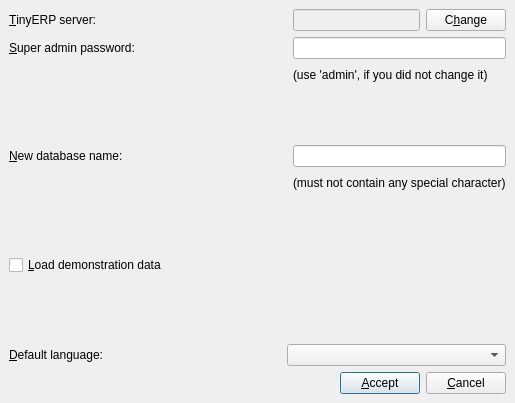
Above: bin/ui/create_database.ui from xrg/openerp-client-kde before the change. Below: the same form after it.
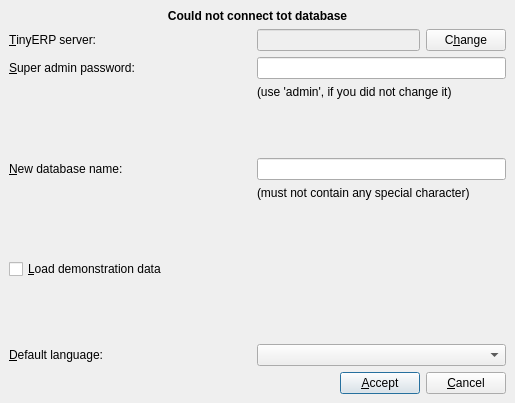
That is the form after the change. Icons and pictures are not drawn.

Commit message: Improve CreateDatabaseDialog: - Don't crash if the server gives an exception on startup - Show a message indicating the server can't be contacted and disable widgets appropiately. - Change .ui widget names

What changed in the file:
```diff
--- a/bin/ui/create_database.ui
+++ b/bin/ui/create_database.ui
@@ -28,6 +28,16 @@
    <property name="bottomMargin" >
     <number>9</number>
    </property>
+   <item>
+    <widget class="QLabel" name="uiMessage" >
+     <property name="text" >
+      <string>&lt;b>Could not connect tot database&lt;/b></string>
+     </property>
+     <property name="alignment" >
+      <set>Qt::AlignCenter</set>
+     </property>
+    </widget>
+   </item>
    <item>
     <layout class="QGridLayout" >
      <property name="leftMargin" >
@@ -50,11 +60,17 @@
      </property>
      <item row="4" column="0" >
       <widget class="QLabel" name="label_4" >
+       <property name="sizePolicy" >
+        <sizepolicy vsizetype="Fixed" hsizetype="Fixed" >
+         <horstretch>0</horstretch>
+         <verstretch>0</verstretch>
+        </sizepolicy>
+       </property>
        <property name="text" >
         <string>&amp;New database name:</string>
        </property>
        <property name="buddy" >
-        <cstring>database</cstring>
+        <cstring>uiDatabase</cstring>
        </property>
       </widget>
      </item>
@@ -89,7 +105,7 @@
         <number>0</number>
        </property>
        <item>
-        <widget class="QLineEdit" name="tinyServer" >
+        <widget class="QLineEdit" name="uiServer" >
          <property name="enabled" >
           <bool>false</bool>
          </property>
@@ -113,49 +129,29 @@
        </item>
       </layout>
      </item>
-     <item row="7" column="2" colspan="2" >
-      <spacer>
-       <property name="orientation" >
-        <enum>Qt::Horizontal</enum>
-       </property>
-       <property name="sizeHint" >
-        <size>
-         <width>40</width>
-         <height>20</height>
-        </size>
-       </property>
-      </spacer>
-     </item>
      <item row="5" column="2" colspan="2" >
       <widget class="QLabel" name="label_5" >
+       <property name="sizePolicy" >
+        <sizepolicy vsizetype="Preferred" hsizetype="Expanding" >
+         <horstretch>0</horstretch>
+         <verstretch>0</verstretch>
+        </sizepolicy>
+       </property>
        <property name="text" >
         <string>(must not contain any special character)</string>
        </property>
        <property name="buddy" >
-        <cstring>database</cstring>
+        <cstring>uiDatabase</cstring>
        </property>
       </widget>
      </item>
-     <item row="5" column="0" >
-      <spacer>
-       <property name="orientation" >
-        <enum>Qt::Horizontal</enum>
-       </property>
-       <property name="sizeHint" >
-        <size>
-         <width>40</width>
-         <height>20</height>
-        </size>
-       </property>
-      </spacer>
-     </item>
      <item row="2" column="2" colspan="2" >
       <widget class="QLabel" name="label_3" >
        <property name="text" >
         <string>(use 'admin', if you did not change it)</string>
        </property>
        <property name="buddy" >
-        <cstring>password</cstring>
+        <cstring>uiPassword</cstring>
        </property>
       </widget>
      </item>
@@ -174,11 +170,17 @@
      </item>
      <item row="1" column="0" colspan="2" >
       <widget class="QLabel" name="label_2" >
+       <property name="sizePolicy" >
+        <sizepolicy vsizetype="Fixed" hsizetype="Fixed" >
+         <horstretch>0</horstretch>
+         <verstretch>0</verstretch>
+        </sizepolicy>
+       </property>
        <property name="text" >
         <string>&amp;Super admin password:</string>
        </property>
        <property name="buddy" >
-        <cstring>password</cstring>
+        <cstring>uiPassword</cstring>
        </property>
       </widget>
      </item>
@@ -197,16 +199,28 @@
      </item>
      <item row="10" column="0" >
       <widget class="QLabel" name="label_6" >
+       <property name="sizePolicy" >
+        <sizepolicy vsizetype="Fixed" hsizetype="Fixed" >
+         <horstretch>0</horstretch>
+         <verstretch>0</verstretch>
+        </sizepolicy>
+       </property>
        <property name="text" >
         <string>&amp;Default language:</string>
        </property>
        <property name="buddy" >
-        <cstring>language</cstring>
+        <cstring>uiLanguage</cstring>
        </property>
       </widget>
      </item>
      <item rowspan="2" row="7" column="0" colspan="2" >
-      <widget class="QCheckBox" name="demoData" >
+      <widget class="QCheckBox" name="uiDemoData" >
+       <property name="sizePolicy" >
+        <sizepolicy vsizetype="Fixed" hsizetype="Fixed" >
+         <horstretch>0</horstretch>
+         <verstretch>0</verstretch>
+        </sizepolicy>
+       </property>
        <property name="text" >
         <string>&amp;Load demonstration data</string>
        </property>
@@ -225,11 +239,24 @@
        </property>
       </spacer>
      </item>
-     <item row="10" column="1" colspan="3" >
-      <widget class="QComboBox" name="language" />
+     <item row="10" column="2" colspan="2" >
+      <widget class="QComboBox" name="uiLanguage" >
+       <property name="sizePolicy" >
+        <sizepolicy vsizetype="Fixed" hsizetype="Expanding" >
+         <horstretch>0</horstretch>
+         <verstretch>0</verstretch>
+        </sizepolicy>
+       </property>
+      </widget>
      </item>
      <item row="0" column="0" colspan="2" >
       <widget class="QLabel" name="label" >
+       <property name="sizePolicy" >
+        <sizepolicy vsizetype="Fixed" hsizetype="Fixed" >
+         <horstretch>0</horstretch>
+         <verstretch>0</verstretch>
+        </sizepolicy>
+       </property>
        <property name="text" >
         <string>&amp;TinyERP server:</string>
        </property>
@@ -239,7 +266,7 @@
       </widget>
      </item>
      <item row="1" column="2" colspan="2" >
-      <widget class="QLineEdit" name="password" />
+      <widget class="QLineEdit" name="uiPassword" />
      </item>
      <item rowspan="2" row="8" column="2" >
       <spacer>
@@ -255,7 +282,7 @@
       </spacer>
      </item>
      <item row="4" column="2" colspan="2" >
-      <widget class="QLineEdit" name="database" />
+      <widget class="QLineEdit" name="uiDatabase" />
      </item>
      <item row="6" column="0" >
       <spacer>
@@ -270,19 +297,6 @@
        </property>
       </spacer>
      </item>
-     <item row="2" column="0" colspan="2" >
-      <spacer>
-       <property name="orientation" >
-        <enum>Qt::Horizontal</enum>
-       </property>
-       <property name="sizeHint" >
-        <size>
-         <width>40</width>
-         <height>20</height>
-        </size>
-       </property>
-      </spacer>
-     </item>
     </layout>
    </item>
    <item>
```
Left out of the diff: 10 changed lines with no effect on the pictures. The commit also changes 2 other files.
